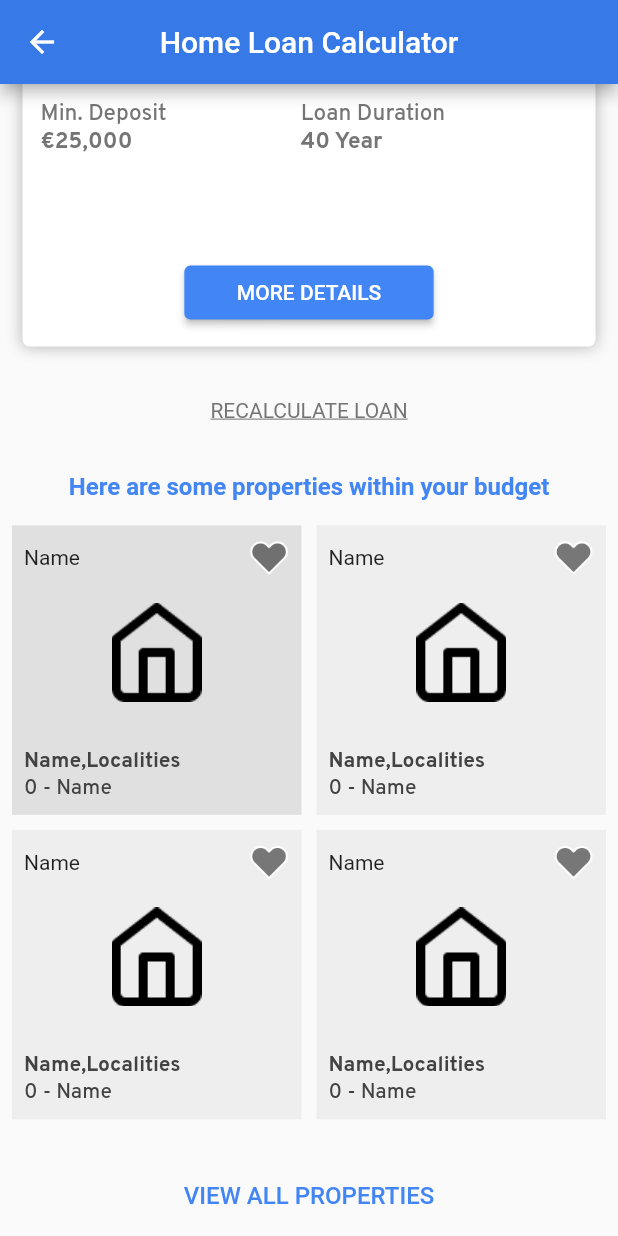
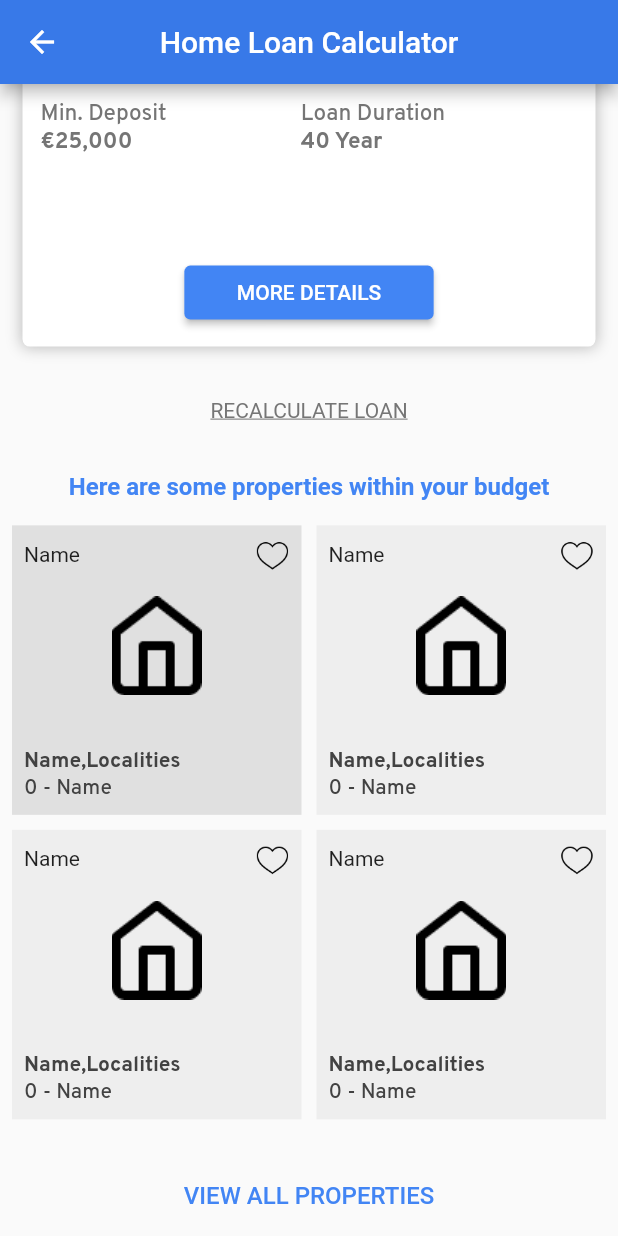
Before and after one commit to JyotBrainBinary/yitaku_new, a Flutter app: the HomeLoanCalculatorScreen screen opened directly, scrolled down 1728 dp, on a phone screen of 412 x 824 dp. Run offline on Flutter 3.47's test engine with Material 2 defaults, Android fonts, the light colour scheme and no system bars; our stand-ins replace dropdown_button2, get, image_picker, readmore, shared_preferences; accounts and stored records are empty.

Commit message:
changes u

```diff
--- a/lib/screen/chatScreen/chatroomsNameScreen/chat_attachments.dart
+++ b/lib/screen/chatScreen/chatroomsNameScreen/chat_attachments.dart
@@ -42,6 +42,7 @@ class ChatAttachmentScreen extends StatelessWidget {
                           Text("Send", style: TextStyle(color: Colors.white)),
                     )),
               ),
+              SizedBox(height: Get.height * 0.02),
             ],
           ),
         ),
--- a/lib/screen/home_loan_calculator/home_loan_calculator_screen.dart
+++ b/lib/screen/home_loan_calculator/home_loan_calculator_screen.dart
@@ -193,7 +193,7 @@ class HomeLoanCalculatorScreen extends StatelessWidget {
                                         MainAxisAlignment.spaceBetween,
                                     children: [
                                       const Text("Name"),
-                                      Image.asset(AssetRes.heart, scale: 2.2),
+                                      Image.asset(AssetRes.heart_icon, scale: 2.2),
                                     ],
                                   ),
                                   SizedBox(height: Get.height * 0.02),
```
